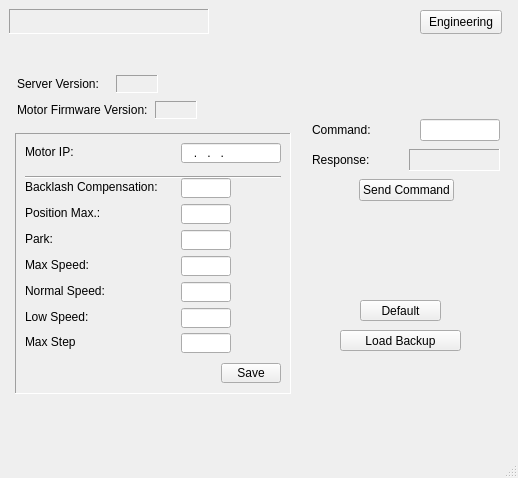
The window that assets/ui/settings.ui (dev-LNA/HostFocuser160) describes before a commit, drawn with Qt 5.
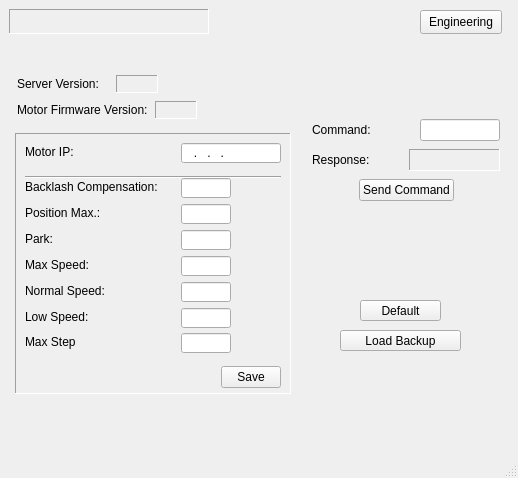
The same window after the commit.

Diff of the .ui file:
```diff
--- a/assets/ui/settings.ui
+++ b/assets/ui/settings.ui
@@ -567,13 +567,13 @@
       <string>Max Step</string>
      </property>
     </widget>
-    <widget class="QWidget" name="">
+    <widget class="QWidget" name="layoutWidget">
      <property name="geometry">
       <rect>
        <x>166</x>
        <y>230</y>
        <width>100</width>
-       <height>20</height>
+       <height>28</height>
       </rect>
      </property>
      <layout class="QHBoxLayout" name="horizontalLayout_3">
```
Left out of the diff: 3 changed lines with no effect on the pictures.
